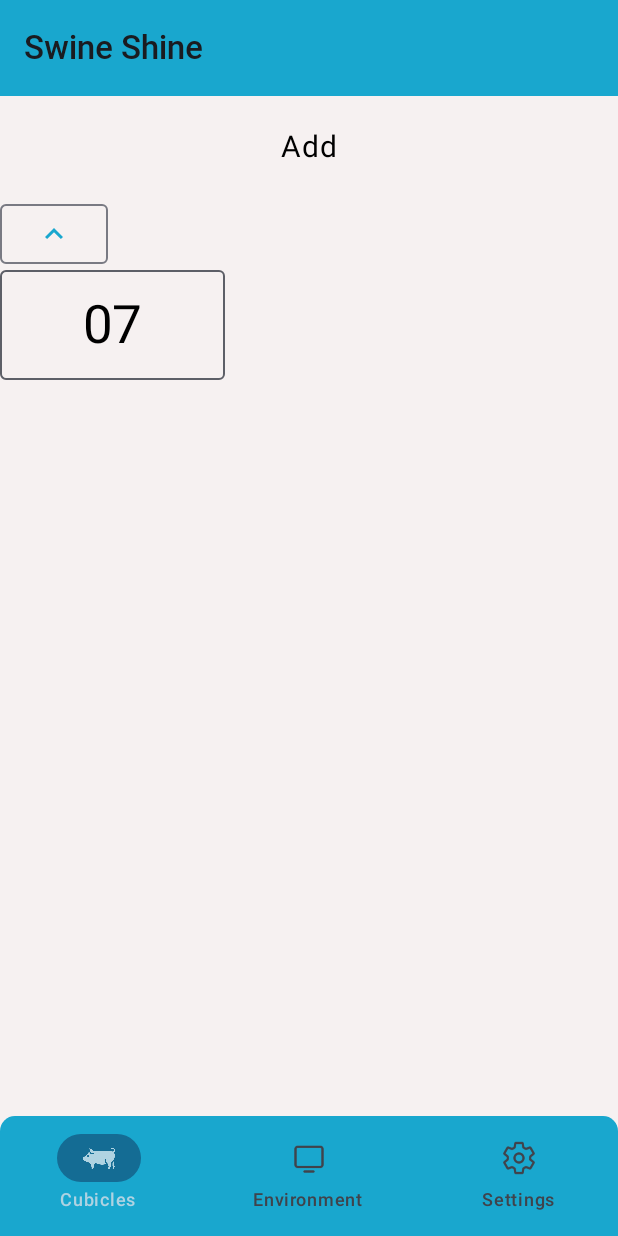
After one commit to IrishRixon/Piggery-Monitoring, an Android app built with Jetpack Compose: the AddSchedScreen screen opened through its navigation route, on a phone screen of 412 x 824 dp. The commit adds this screen. Run offline under Robolectric (Android 15) with nearby library versions, the phone set to English and light mode, and no system bars; our stand-ins replace Firebase (no records; nobody signed in at launch, a user with empty details on screens opened directly).

Commit message:
Add or edit sched textfield bug fixed

```diff
--- a/app/src/main/java/com/example/dolpiggery/MainScreen/MainScreen.kt
+++ b/app/src/main/java/com/example/dolpiggery/MainScreen/MainScreen.kt
@@ -35,7 +35,7 @@ class MainScreen : ComponentActivity() {
                 Scaffold(
                     topBar = {
                         // TopAppBar composable is used to create a simple top app bar
-                        CreateTopBar()
+                        CreateTopBar(navController)
                     },
                     containerColor = Snow60,
                     modifier = Modifier
--- a/app/src/main/java/com/example/dolpiggery/MainScreen/NavGraph/AppNavGraph.kt
+++ b/app/src/main/java/com/example/dolpiggery/MainScreen/NavGraph/AppNavGraph.kt
@@ -1,19 +1,12 @@
 package com.example.dolpiggery.MainScreen.NavGraph
 
-import android.util.Log
-import androidx.compose.animation.EnterTransition
-import androidx.compose.animation.ExitTransition
-import androidx.compose.animation.core.tween
-import androidx.compose.animation.fadeIn
-import androidx.compose.foundation.layout.fillMaxSize
-import androidx.compose.foundation.layout.fillMaxWidth
 import androidx.compose.runtime.Composable
 import androidx.compose.ui.Alignment
-import androidx.compose.ui.Modifier
 import androidx.navigation.NavHostController
 import androidx.navigation.compose.NavHost
 import androidx.navigation.compose.composable
 import androidx.navigation.toRoute
+import com.example.dolpiggery.MainScreen.NavRoutes.AddSched
 import com.example.dolpiggery.MainScreen.NavRoutes.Cubicle
 import com.example.dolpiggery.MainScreen.NavRoutes.Detail
 import com.example.dolpiggery.MainScreen.NavRoutes.Environment
@@ -24,6 +17,7 @@ import com.example.dolpiggery.MainScreen.Screens.CubiclesScreen.CubicleScreen
 import com.example.dolpiggery.MainScreen.Screens.CubiclesScreen.DetailsScreen.DetailScreen
 import com.example.dolpiggery.MainScreen.Screens.EnvironmentScreen.EnvironmentScreen
 import com.example.dolpiggery.MainScreen.Screens.SettingsScreen.ManageAccountsScreen.ManageAccountsScreen
+import com.example.dolpiggery.MainScreen.Screens.SettingsScreen.SchedulingScreen.AddSchedScreen.AddSchedScreen
 import com.example.dolpiggery.MainScreen.Screens.SettingsScreen.SchedulingScreen.SchedulingScreen
 import com.example.dolpiggery.MainScreen.Screens.SettingsScreen.SettingsScreen
 
@@ -52,6 +46,15 @@ fun AppNavGraph(navController: NavHostController) {
         composable<Scheduling> {
             SchedulingScreen(navController)
         }
+        composable<AddSched> {
+            val args = it.toRoute<AddSched>()
+            val hour = args.hour
+            val minute = args.minute
+            val amOrPm = args.amOrPm
+            val schedID = args.schedID
+
+            AddSchedScreen(hour, minute, amOrPm, schedID)
+        }
         composable<ManageAccounts> {
             ManageAccountsScreen()
         }
--- a/app/src/main/java/com/example/dolpiggery/MainScreen/NavRoutes/NavRoutes.kt
+++ b/app/src/main/java/com/example/dolpiggery/MainScreen/NavRoutes/NavRoutes.kt
@@ -22,4 +22,12 @@ data class Detail (
 object Scheduling
 
 @Serializable
+data class AddSched (
+    val hour: Int = 7,
+    val minute: Int = 0,
+    val amOrPm: String = "AM",
+    val schedID: String? = null
+)
+
+@Serializable
 object ManageAccounts
--- /dev/null
+++ b/app/src/main/java/com/example/dolpiggery/MainScreen/Screens/SettingsScreen/SchedulingScreen/AddSchedScreen/AddSchedScreen.kt
@@ -0,0 +1,112 @@
+package com.example.dolpiggery.MainScreen.Screens.SettingsScreen.SchedulingScreen.AddSchedScreen
+
+import android.util.Log
+import androidx.compose.foundation.border
+import androidx.compose.foundation.layout.Arrangement
+import androidx.compose.foundation.layout.Column
+import androidx.compose.foundation.layout.Row
+import androidx.compose.foundation.layout.fillMaxSize
+import androidx.compose.foundation.layout.fillMaxWidth
+import androidx.compose.foundation.layout.width
+import androidx.compose.foundation.text.KeyboardOptions
+import androidx.compose.material3.LocalTextStyle
+import androidx.compose.material3.OutlinedTextField
+import androidx.compose.material3.OutlinedTextFieldDefaults
+import androidx.compose.material3.Text
+import androidx.compose.runtime.Composable
+import androidx.compose.runtime.MutableState
+import androidx.compose.runtime.getValue
+import androidx.compose.runtime.mutableStateOf
+import androidx.compose.runtime.remember
+import androidx.compose.runtime.setValue
+import androidx.compose.ui.Alignment
+import androidx.compose.ui.Modifier
+import androidx.compose.ui.graphics.Color
+import androidx.compose.ui.text.TextStyle
+import androidx.compose.ui.text.input.KeyboardType
+import androidx.compose.ui.text.style.TextAlign
+import androidx.compose.ui.text.substring
+import androidx.compose.ui.unit.dp
+import androidx.compose.ui.unit.sp
+import androidx.lifecycle.viewmodel.compose.viewModel
+import com.example.dolpiggery.MainScreen.NavigationCurrentPosition.NavigationCurrentPosition
+import com.example.dolpiggery.MainScreen.UIComponents.Scheduling.AddSchedScreen.AddSchedOutlinedButton
+import com.example.dolpiggery.MainScreen.ViewModel.Scheduling.AddSchedViewModel.AddSchedViewModel
+import com.example.dolpiggery.ui.theme.Snow60
+
+@Composable
+fun AddSchedScreen(
+    hour: Int,
+    minute: Int,
+    amOrPm: String,
+    schedID: String? = null
+) {
+    NavigationCurrentPosition.setCurrentNavDestination("AddSched")
+
+    val viewModel: AddSchedViewModel = viewModel()
+    viewModel.setHour(hour)
+    viewModel.setMinute(minute)
+    viewModel.setAmOrPm(amOrPm)
+
+    var hourState by remember { mutableStateOf(viewModel.hour.value) }
+
+    Column(
+        modifier = Modifier.fillMaxSize()
+    ) {
+        Row(
+            horizontalArrangement = Arrangement.Center,
+            verticalAlignment = Alignment.CenterVertically,
+            modifier = Modifier
+                .fillMaxWidth()
+                .weight(0.1f)
+
+        ) {
+            val txt = if (schedID.isNullOrBlank()) "Add" else "Edit"
+            Text(
+                text = txt,
+                fontSize = 20.sp
+            )
+        }
+
+        Column(
+            modifier = Modifier.weight(0.9f)
+        ) {
+            Row {
+                Column {
+                    AddSchedOutlinedButton(isUp = true) {
+                        val count = if(hourState.toInt() > 12) 1 else hourState.toInt() + 1
+                        hourState = count.toString()
+                        viewModel.setHour(hourState.toInt())
+                    }
+
+                    OutlinedTextField(
+                        value = getHourDisplayedValue(hourState),
+                        onValueChange =
+                        {
+                            val hourValue = if (it.isNotEmpty()) it.toInt() else 0
+                            hourState = if(hourValue > 12) (hourValue % 10).toString() else hourValue.toString()
+                        },
+                        colors = OutlinedTextFieldDefaults.colors(),
+                        modifier = Modifier.width(150.dp),
+                        singleLine = true,
+                        keyboardOptions = KeyboardOptions(keyboardType = KeyboardType.NumberPassword),
+                        textStyle = TextStyle(
+                            fontSize = 35.sp,
+                            color = Color.Black,
+                            textAlign = TextAlign.Center
+                        )
+                    )
+                }
+            }
+        }
+    }
+}
+
+fun getHourDisplayedValue(value: String): String {
+    Log.i("Hi", value)
+    return if (value.toInt() < 10) {
+        "0$value"
+    } else {
+        value
+    }
+}
--- a/app/src/main/java/com/example/dolpiggery/MainScreen/Screens/SettingsScreen/SchedulingScreen/SchedulingScreen.kt
+++ b/app/src/main/java/com/example/dolpiggery/MainScreen/Screens/SettingsScreen/SchedulingScreen/SchedulingScreen.kt
@@ -1,6 +1,5 @@
 package com.example.dolpiggery.MainScreen.Screens.SettingsScreen.SchedulingScreen
 
-import android.util.Log
 import androidx.compose.foundation.layout.Arrangement
 import androidx.compose.foundation.layout.Column
 import androidx.compose.foundation.layout.fillMaxSize
@@ -13,15 +12,16 @@ import androidx.compose.runtime.LaunchedEffect
 import androidx.compose.ui.Alignment
 import androidx.compose.ui.Modifier
 import androidx.lifecycle.viewmodel.compose.viewModel
-import androidx.navigation.NavController
+import androidx.navigation.NavHostController
 import com.example.dolpiggery.MainScreen.NavRoutes.Scheduling
 import com.example.dolpiggery.MainScreen.NavigationCurrentPosition.NavigationCurrentPosition
 import com.example.dolpiggery.MainScreen.UIComponents.Scheduling.SchedTextButton
+import com.example.dolpiggery.MainScreen.ViewModel.Scheduling.AddSchedViewModel.AddSchedViewModel
 import com.example.dolpiggery.MainScreen.ViewModel.Scheduling.SchedulingViewModel
 import com.example.dolpiggery.ui.theme.PacificCyan5
 
 @Composable
-fun SchedulingScreen(navController: NavController) {
+fun SchedulingScreen(navController: NavHostController) {
     NavigationCurrentPosition.setCurrentNavDestination("$Scheduling")
 
     val viewModel: SchedulingViewModel = viewModel()
@@ -53,7 +53,8 @@ fun SchedulingScreen(navController: NavController) {
                     hour = it.hour,
                     minute = it.minute,
                     amOrPm = it.amOrPm,
-                    isActive = it.isActive
+                    isActive = it.isActive,
+                    navController = navController,
                 )
             }
         }
--- a/app/src/main/java/com/example/dolpiggery/MainScreen/UIComponents/NavigationBar/NavigationBar.kt
+++ b/app/src/main/java/com/example/dolpiggery/MainScreen/UIComponents/NavigationBar/NavigationBar.kt
@@ -32,6 +32,7 @@ import androidx.compose.ui.unit.dp
 import androidx.navigation.NavHostController
 import com.example.dolpiggery.MainScreen.NavigationCurrentPosition.NavigationCurrentPosition
 import com.example.dolpiggery.MainScreen.DataClass.NavBarItem.NavBarItem
+import com.example.dolpiggery.MainScreen.NavRoutes.AddSched
 import com.example.dolpiggery.MainScreen.NavRoutes.Cubicle
 import com.example.dolpiggery.MainScreen.NavRoutes.Environment
 import com.example.dolpiggery.MainScreen.NavRoutes.Scheduling
@@ -126,7 +127,7 @@ fun CreateNavBar(navController: NavHostController) {
 
 @OptIn(ExperimentalMaterial3Api::class)
 @Composable
-fun CreateTopBar() {
+fun CreateTopBar(navController: NavHostController) {
     val currentNavLoc = NavigationCurrentPosition.currentNavPosition.value
 
     TopAppBar(
@@ -142,7 +143,7 @@ fun CreateTopBar() {
         actions = {
             if (currentNavLoc == Scheduling.toString()) {
                 IconButton(
-                    onClick = {},
+                    onClick = { navController.navigate(AddSched())},
                     colors = IconButtonDefaults.iconButtonColors(contentColor = Snow60)
                 ) {
                     Icon(imageVector = Icons.Outlined.Add, contentDescription = null)
--- /dev/null
+++ b/app/src/main/java/com/example/dolpiggery/MainScreen/UIComponents/Scheduling/AddSchedScreen/CustomOutlinedButton.kt
@@ -0,0 +1,25 @@
+package com.example.dolpiggery.MainScreen.UIComponents.Scheduling.AddSchedScreen
+
+import androidx.compose.foundation.shape.RoundedCornerShape
+import androidx.compose.material.icons.Icons
+import androidx.compose.material.icons.filled.KeyboardArrowDown
+import androidx.compose.material.icons.filled.KeyboardArrowUp
+import androidx.compose.material3.ButtonDefaults
+import androidx.compose.material3.Icon
+import androidx.compose.material3.OutlinedButton
+import androidx.compose.runtime.Composable
+import androidx.compose.ui.tooling.preview.Preview
+import com.example.dolpiggery.ui.theme.PacificCyan5
+
+@Composable
+//@Preview(showBackground = true, backgroundColor = Color.WHITE.toLong())
+fun AddSchedOutlinedButton(isUp: Boolean, onClicked: () -> Unit) {
+    val icn = if(isUp) Icons.Filled.KeyboardArrowUp else Icons.Filled.KeyboardArrowDown
+    OutlinedButton(
+        onClick = { onClicked() },
+        shape = RoundedCornerShape(10),
+        colors = ButtonDefaults.outlinedButtonColors(contentColor = PacificCyan5)
+    ) {
+        Icon(imageVector = Icons.Filled.KeyboardArrowUp, contentDescription = null)
+    }
+}
--- a/app/src/main/java/com/example/dolpiggery/MainScreen/UIComponents/Scheduling/TextButton.kt
+++ b/app/src/main/java/com/example/dolpiggery/MainScreen/UIComponents/Scheduling/TextButton.kt
@@ -25,8 +25,10 @@ import androidx.compose.ui.unit.dp
 import androidx.compose.ui.unit.sp
 import androidx.lifecycle.viewmodel.compose.viewModel
 import androidx.navigation.NavHostController
+import com.example.dolpiggery.MainScreen.NavRoutes.AddSched
 import com.example.dolpiggery.MainScreen.NavRoutes.Scheduling
 import com.example.dolpiggery.MainScreen.NavigationCurrentPosition.NavigationCurrentPosition
+import com.example.dolpiggery.MainScreen.ViewModel.Scheduling.AddSchedViewModel.AddSchedViewModel
 import com.example.dolpiggery.MainScreen.ViewModel.Scheduling.SchedulingViewModel
 import com.example.dolpiggery.ui.theme.Cerulean5
 import com.example.dolpiggery.ui.theme.Snow60
@@ -39,13 +41,14 @@ fun SchedTextButton(
     minute: Int,
     amOrPm: String,
     days: List<String>,
-    isActive: Boolean
+    isActive: Boolean,
+    navController: NavHostController,
 ) {
 
     val viewModel: SchedulingViewModel = viewModel()
 
     TextButton(
-        onClick = { /*TODO*/ },
+        onClick = { navController.navigate(AddSched(hour, minute, amOrPm, schedID)) },
         modifier = Modifier
             .fillMaxWidth()
             .height(120.dp),
@@ -69,8 +72,10 @@ fun SchedTextButton(
             }
 
             Row {
+                val formattedHour = if(hour < 10) "0$hour" else "$hour"
+                val formattedMinute = if(minute < 10) "0$minute" else "$minute"
                 Text(
-                    text = "$hour : $minute $amOrPm",
+                    text = "$formattedHour : $formattedMinute $amOrPm",
                     fontSize = 30.sp
                 )
             }
--- /dev/null
+++ b/app/src/main/java/com/example/dolpiggery/MainScreen/ViewModel/Scheduling/AddSchedViewModel/AddSchedViewModel.kt
@@ -0,0 +1,34 @@
+package com.example.dolpiggery.MainScreen.ViewModel.Scheduling.AddSchedViewModel
+
+import androidx.compose.runtime.mutableStateOf
+import androidx.lifecycle.ViewModel
+
+class AddSchedViewModel : ViewModel() {
+    var hour = mutableStateOf("")
+    var minute = mutableStateOf("")
+    var amOrPm = mutableStateOf("")
+
+    fun setHour(hour: Int) {
+        this.hour.value = "$hour"
+    }
+
+    fun setMinute(minute: Int) {
+        this.minute.value = "$minute"
+    }
+
+    fun setAmOrPm(amOrPm: String) {
+        this.amOrPm.value = amOrPm
+    }
+
+    fun getHour(): String {
+        return hour.value
+    }
+
+    fun getMinute(): String {
+        return minute.value
+    }
+
+    fun getAmOrPm(): String {
+        return amOrPm.value
+    }
+}
```
